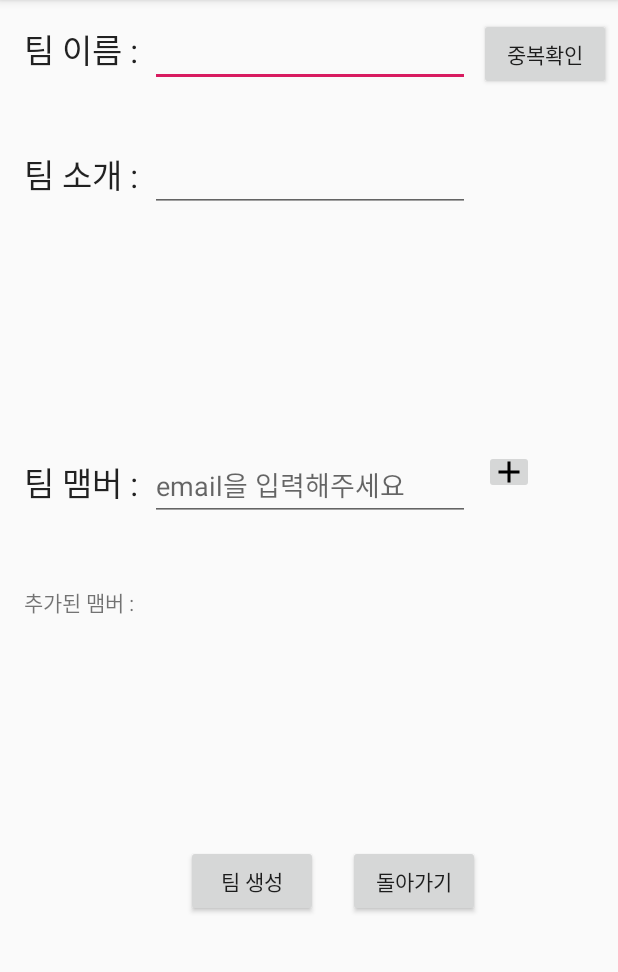
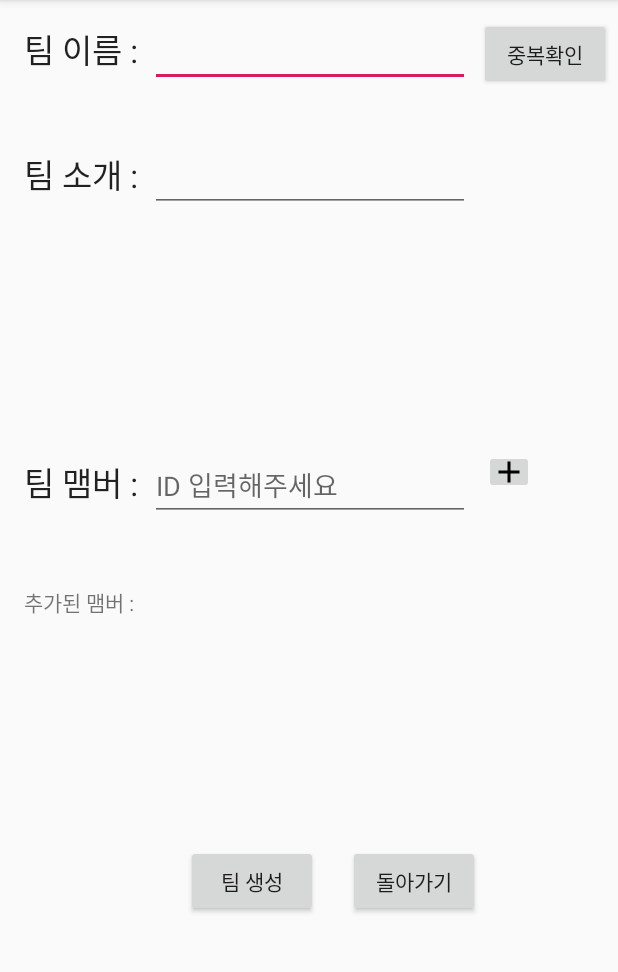
Before and after one commit to kimchansong/findmatch, an Android app: the MakeTeamActivity screen opened directly, with no data from a screen before it, on a phone screen of 412 x 824 dp, the part 84-1056 px from its top. Run offline under Robolectric (Android 15) with nearby library versions, the phone set to English and light mode, and no system bars.

Commit message:
[+]Add Team insert

```diff
--- a/front/app/src/main/java/com/example/findmatch/DTO/TeamDto.kt
+++ b/front/app/src/main/java/com/example/findmatch/DTO/TeamDto.kt
@@ -1,3 +1,3 @@
 package com.example.findmatch.DTO
 
-data class TeamDto(val teamName:String, val teamInfo:String)
+data class TeamDto(var teamName:String, var teamInfo:String, var teamLocate:String = "광주")
--- a/front/app/src/main/java/com/example/findmatch/Service/TeamService.kt
+++ b/front/app/src/main/java/com/example/findmatch/Service/TeamService.kt
@@ -4,6 +4,7 @@ import com.example.findmatch.DTO.TeamDto
 import com.example.findmatch.DTO.TeamJoinDto
 import com.example.findmatch.DTO.TeamMemberDto
 import retrofit2.Call
+import retrofit2.http.Body
 import retrofit2.http.GET
 import retrofit2.http.POST
 import retrofit2.http.Path
@@ -27,5 +28,13 @@ interface TeamService{
 
     // 팀 중복 체크
     @GET("duplicationCheck/{teamName}")
-    fun duplicationTeamName(@Path("teamName") teamName:String):Call<TeamDto>
+    fun duplicationTeamName(@Path("teamName") teamName:String):Call<Int>
+
+    // 팀 생성
+    @POST("team/add")
+    fun addTeam(@Body team: TeamDto):Call<Int>
+
+    // 팀원 추가
+    @POST("teamMember/add/{teamName}")
+    fun addTeamMember(@Body teamMember:Array<Any>, @Path("teamName") teamName:String):Call<Int>
 }
--- a/front/app/src/main/java/com/example/findmatch/Service/UserService.kt
+++ b/front/app/src/main/java/com/example/findmatch/Service/UserService.kt
@@ -8,7 +8,7 @@ import retrofit2.http.Path
 interface UserService{
     // 유저 가입 확인
     @GET("user/{userId}")
-    fun requestUserOk(@Path("userId") userId:String): Call<UserDto>
+    fun requestUserOk(@Path("userId") userId:String): Call<Int>
 
 
 }
--- a/front/app/src/main/res/layout/activity_make_team.xml
+++ b/front/app/src/main/res/layout/activity_make_team.xml
@@ -4,10 +4,10 @@
     xmlns:tools="http://schemas.android.com/tools"
     android:layout_width="match_parent"
     android:layout_height="match_parent"
-    tools:context=".TeamMakeActivity">
+    tools:context=".Activity.MakeTeamActivity">
 
     <TextView
-        android:id="@+id/TeamName"
+        android:id="@+id/teamName"
         android:layout_width="wrap_content"
         android:layout_height="wrap_content"
         android:layout_marginStart="16dp"
@@ -18,7 +18,7 @@
         app:layout_constraintTop_toTopOf="parent" />
 
     <TextView
-        android:id="@+id/TeamInfo"
+        android:id="@+id/teamInfo"
         android:layout_width="wrap_content"
         android:layout_height="wrap_content"
         android:layout_marginStart="16dp"
@@ -26,37 +26,37 @@
         android:text="팀 소개 :"
         android:textAppearance="@style/TextAppearance.AppCompat.Large"
         app:layout_constraintStart_toStartOf="parent"
-        app:layout_constraintTop_toBottomOf="@+id/TeamName" />
+        app:layout_constraintTop_toBottomOf="@+id/teamName" />
 
     <EditText
-        android:id="@+id/TeamNameTxt"
+        android:id="@+id/teamNameTxt"
         android:layout_width="wrap_content"
         android:layout_height="wrap_content"
         android:layout_marginStart="8dp"
         android:ems="10"
         android:inputType="textPersonName"
-        app:layout_constraintBaseline_toBaselineOf="@+id/TeamName"
-        app:layout_constraintStart_toEndOf="@+id/TeamName" />
+        app:layout_constraintBaseline_toBaselineOf="@+id/teamName"
+        app:layout_constraintStart_toEndOf="@+id/teamName" />
 
     <Button
-        android:id="@+id/DupBtn"
+        android:id="@+id/dupBtn"
         android:layout_width="wrap_content"
         android:layout_height="wrap_content"
         android:layout_marginStart="6dp"
         android:text="중복확인"
-        app:layout_constraintBaseline_toBaselineOf="@+id/TeamNameTxt"
-        app:layout_constraintStart_toEndOf="@+id/TeamNameTxt" />
+        app:layout_constraintBaseline_toBaselineOf="@+id/teamNameTxt"
+        app:layout_constraintStart_toEndOf="@+id/teamNameTxt" />
 
     <EditText
-        android:id="@+id/TeamInfoTxt"
+        android:id="@+id/teamInfoTxt"
         android:layout_width="wrap_content"
         android:layout_height="wrap_content"
         android:layout_marginStart="8dp"
         android:ems="10"
         android:gravity="start|top"
         android:inputType="textMultiLine"
-        app:layout_constraintBaseline_toBaselineOf="@+id/TeamInfo"
-        app:layout_constraintStart_toEndOf="@+id/TeamInfo" />
+        app:layout_constraintBaseline_toBaselineOf="@+id/teamInfo"
+        app:layout_constraintStart_toEndOf="@+id/teamInfo" />
 
     <ImageButton
         android:id="@+id/addMemberBtn"
@@ -69,7 +69,7 @@
         app:srcCompat="@drawable/ic_add_black_24dp" />
 
     <TextView
-        android:id="@+id/TeamMember"
+        android:id="@+id/teamMember"
         android:layout_width="wrap_content"
         android:layout_height="wrap_content"
         android:layout_marginStart="16dp"
@@ -77,27 +77,27 @@
         android:text="팀 맴버 :"
         android:textAppearance="@style/TextAppearance.AppCompat.Large"
         app:layout_constraintStart_toStartOf="parent"
-        app:layout_constraintTop_toBottomOf="@+id/TeamInfo" />
+        app:layout_constraintTop_toBottomOf="@+id/teamInfo" />
 
     <Button
-        android:id="@+id/TeamMakeCommit"
+        android:id="@+id/teamMakeCommit"
         android:layout_width="wrap_content"
         android:layout_height="wrap_content"
         android:layout_marginStart="124dp"
         android:layout_marginTop="216dp"
         android:text="팀 생성"
         app:layout_constraintStart_toStartOf="parent"
-        app:layout_constraintTop_toBottomOf="@+id/MemberEmailText" />
+        app:layout_constraintTop_toBottomOf="@+id/memberEmailText" />
 
     <Button
-        android:id="@+id/RollBackBtn"
+        android:id="@+id/rollBackBtn"
         android:layout_width="wrap_content"
         android:layout_height="wrap_content"
         android:layout_marginStart="20dp"
         android:layout_marginTop="216dp"
         android:text="돌아가기"
-        app:layout_constraintStart_toEndOf="@+id/TeamMakeCommit"
-        app:layout_constraintTop_toBottomOf="@+id/MemberEmailText" />
+        app:layout_constraintStart_toEndOf="@+id/teamMakeCommit"
+        app:layout_constraintTop_toBottomOf="@+id/memberEmailText" />
 
     <TextView
         android:id="@+id/dupCheckText"
@@ -106,30 +106,30 @@
         android:layout_marginStart="100dp"
         android:layout_marginTop="8dp"
         android:layout_marginBottom="8dp"
-        app:layout_constraintBottom_toTopOf="@+id/TeamInfoTxt"
+        app:layout_constraintBottom_toTopOf="@+id/teamInfoTxt"
         app:layout_constraintStart_toStartOf="parent"
-        app:layout_constraintTop_toBottomOf="@+id/TeamNameTxt" />
+        app:layout_constraintTop_toBottomOf="@+id/teamNameTxt" />
 
     <EditText
-        android:id="@+id/MemberEmailText"
+        android:id="@+id/memberEmailText"
         android:layout_width="wrap_content"
         android:layout_height="wrap_content"
         android:layout_marginStart="8dp"
         android:layout_marginTop="158dp"
         android:ems="10"
-        android:hint="email을 입력해주세요"
+        android:hint="ID 입력해주세요"
         android:inputType="textPersonName"
-        app:layout_constraintStart_toEndOf="@+id/TeamMember"
-        app:layout_constraintTop_toBottomOf="@+id/TeamInfoTxt" />
+        app:layout_constraintStart_toEndOf="@+id/teamMember"
+        app:layout_constraintTop_toBottomOf="@+id/teamInfoTxt" />
 
     <TextView
-        android:id="@+id/EmailCheckText"
+        android:id="@+id/emailCheckText"
         android:layout_width="wrap_content"
         android:layout_height="wrap_content"
         android:layout_marginStart="8dp"
         android:layout_marginTop="16dp"
-        app:layout_constraintStart_toEndOf="@+id/TeamMember"
-        app:layout_constraintTop_toBottomOf="@+id/MemberEmailText" />
+        app:layout_constraintStart_toEndOf="@+id/teamMember"
+        app:layout_constraintTop_toBottomOf="@+id/memberEmailText" />
 
     <TextView
         android:id="@+id/addMember"
@@ -140,15 +140,15 @@
         android:text="추가된 맴버 :"
         android:textAppearance="@style/TextAppearance.AppCompat.Small"
         app:layout_constraintStart_toStartOf="parent"
-        app:layout_constraintTop_toBottomOf="@+id/EmailCheckText" />
+        app:layout_constraintTop_toBottomOf="@+id/emailCheckText" />
 
     <TextView
-        android:id="@+id/MemberList"
+        android:id="@+id/memberList"
         android:layout_width="wrap_content"
         android:layout_height="wrap_content"
         android:layout_marginStart="8dp"
         android:layout_marginTop="8dp"
         app:layout_constraintStart_toEndOf="@+id/addMember"
-        app:layout_constraintTop_toBottomOf="@+id/EmailCheckText" />
+        app:layout_constraintTop_toBottomOf="@+id/emailCheckText" />
 
 </androidx.constraintlayout.widget.ConstraintLayout>
--- a/springserver/src/main/java/com/ssafy/springserver/Entity/Team.java
+++ b/springserver/src/main/java/com/ssafy/springserver/Entity/Team.java
@@ -5,6 +5,7 @@ import lombok.Data;
 import lombok.NoArgsConstructor;
 
 import javax.persistence.*;
+import java.util.Collection;
 
 @Entity
 @NoArgsConstructor
@@ -16,6 +17,11 @@ public class Team {
     private @Column(name = "t_info") String teamInfo;
     private @Column(name = "t_locate") String teamLocate;
 
+    @OneToMany(fetch = FetchType.EAGER, cascade = CascadeType.ALL)
+    @JoinColumn(name="Team_t_name")
+    private Collection<TeamMember> teamMemberCollection;
+
+
     @Builder
     Team(String teamName, String teamInfo, String teamLocate){
         this.teamName = teamName;
--- a/springserver/src/main/java/com/ssafy/springserver/Entity/TeamMember.java
+++ b/springserver/src/main/java/com/ssafy/springserver/Entity/TeamMember.java
@@ -16,8 +16,10 @@ public class TeamMember {
     private TeamMemberId teamMemberId;
     private @Column(name = "t_auth") String auth;
 
+
     @Builder
     TeamMember(String teamName, String userId, String auth){
+        teamMemberId = new TeamMemberId();
         teamMemberId.setTeamName(teamName);
         teamMemberId.setUserId(userId);
         this.auth = auth;
--- a/springserver/src/main/java/com/ssafy/springserver/Entity/User.java
+++ b/springserver/src/main/java/com/ssafy/springserver/Entity/User.java
@@ -5,6 +5,7 @@ import lombok.Data;
 import lombok.NoArgsConstructor;
 
 import javax.persistence.*;
+import java.util.Collection;
 
 @Entity
 @NoArgsConstructor
@@ -18,6 +19,10 @@ public class User {
     private @Column(name = "u_phone") String userPhone;
     private @Column(name = "u_point") String userPoint;
 
+    @OneToMany(fetch = FetchType.EAGER, cascade = CascadeType.ALL)
+    @JoinColumn(name="Team_t_name")
+    private Collection<TeamMember> teamMemberCollection;
+
     @Builder
     User(String userId, String userName, String userAge, String userPhone, String userPoint){
         this.userId = userId;
```
Also changed, not shown: front/app/src/main/java/com/example/findmatch/Activity/LoginActivity.kt (+5 -5 lines), front/app/src/main/java/com/example/findmatch/Activity/MakeTeamActivity.kt (+99 -57 lines), springserver/src/main/java/com/ssafy/springserver/Controller/TeamController.java (+31 -4 lines), springserver/src/main/java/com/ssafy/springserver/Controller/UserController.java (+4 -4 lines), springserver/src/main/java/com/ssafy/springserver/Entity/TeamDto.java (added, +10 -0 lines).
